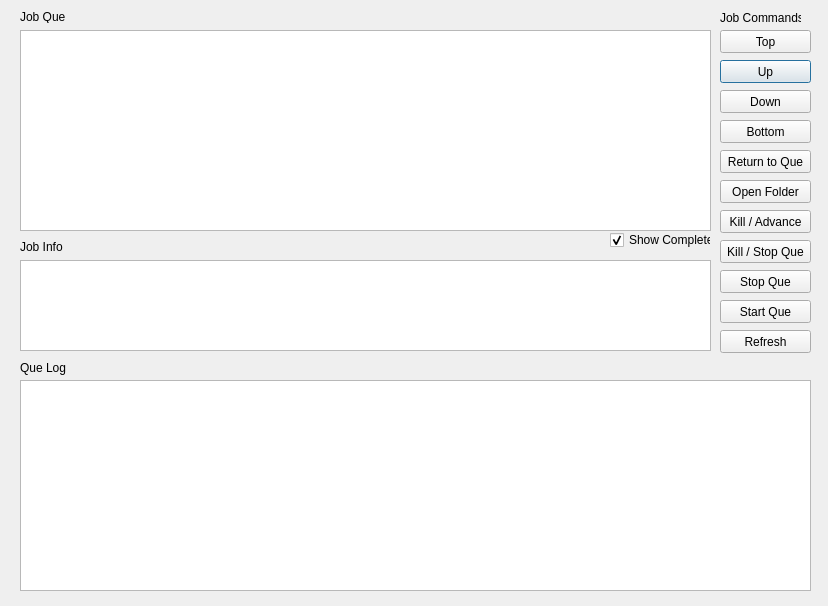
First picture: the form in gui.ui, repository jlittle576/JobQueuer, before the edit.
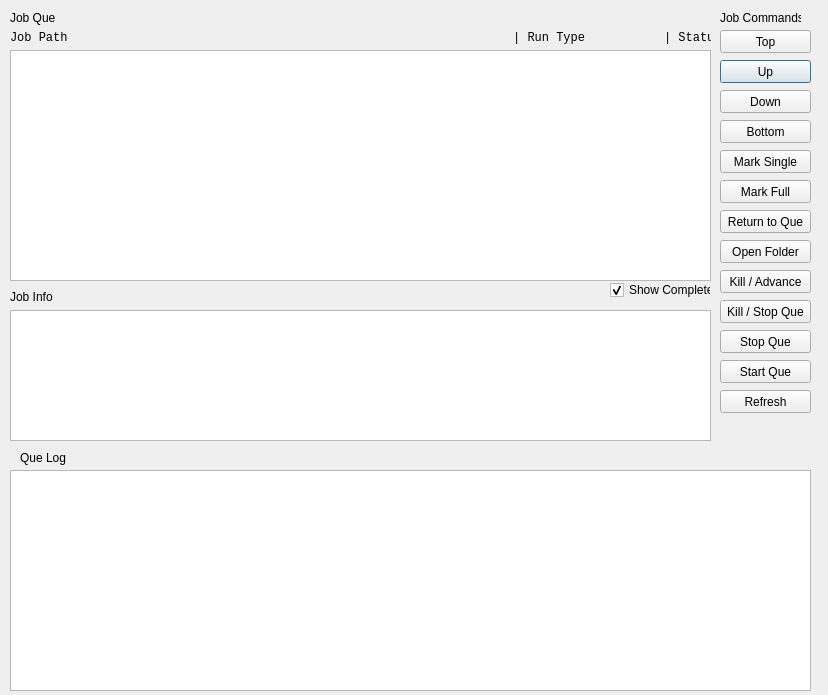
Second picture: the form after the edit.

Patch:
```diff
--- a/gui.ui
+++ b/gui.ui
@@ -7,7 +7,7 @@
     <x>0</x>
     <y>0</y>
     <width>828</width>
-    <height>606</height>
+    <height>695</height>
    </rect>
   </property>
   <property name="windowTitle">
@@ -16,10 +16,10 @@
   <widget class="QListWidget" name="list_order">
    <property name="geometry">
     <rect>
-     <x>20</x>
-     <y>30</y>
-     <width>691</width>
-     <height>201</height>
+     <x>10</x>
+     <y>50</y>
+     <width>701</width>
+     <height>231</height>
     </rect>
    </property>
   </widget>
@@ -53,7 +53,7 @@
    <property name="geometry">
     <rect>
      <x>720</x>
-     <y>330</y>
+     <y>390</y>
      <width>91</width>
      <height>23</height>
     </rect>
@@ -66,7 +66,7 @@
    <property name="geometry">
     <rect>
      <x>720</x>
-     <y>150</y>
+     <y>210</y>
      <width>91</width>
      <height>23</height>
     </rect>
@@ -105,7 +105,7 @@
    <property name="geometry">
     <rect>
      <x>720</x>
-     <y>180</y>
+     <y>240</y>
      <width>91</width>
      <height>23</height>
     </rect>
@@ -118,7 +118,7 @@
    <property name="geometry">
     <rect>
      <x>610</x>
-     <y>230</y>
+     <y>280</y>
      <width>101</width>
      <height>20</height>
     </rect>
@@ -137,7 +137,7 @@
    <property name="geometry">
     <rect>
      <x>720</x>
-     <y>210</y>
+     <y>270</y>
      <width>91</width>
      <height>23</height>
     </rect>
@@ -150,7 +150,7 @@
    <property name="geometry">
     <rect>
      <x>720</x>
-     <y>240</y>
+     <y>300</y>
      <width>91</width>
      <height>23</height>
     </rect>
@@ -163,7 +163,7 @@
    <property name="geometry">
     <rect>
      <x>720</x>
-     <y>270</y>
+     <y>330</y>
      <width>91</width>
      <height>23</height>
     </rect>
@@ -176,7 +176,7 @@
    <property name="geometry">
     <rect>
      <x>720</x>
-     <y>300</y>
+     <y>360</y>
      <width>91</width>
      <height>23</height>
     </rect>
@@ -188,22 +188,29 @@
   <widget class="QTextBrowser" name="text_job_info">
    <property name="geometry">
     <rect>
-     <x>20</x>
-     <y>260</y>
-     <width>691</width>
-     <height>91</height>
+     <x>10</x>
+     <y>310</y>
+     <width>701</width>
+     <height>131</height>
     </rect>
    </property>
   </widget>
   <widget class="QLabel" name="label">
    <property name="geometry">
     <rect>
-     <x>20</x>
+     <x>10</x>
      <y>10</y>
-     <width>46</width>
-     <height>13</height>
+     <width>201</width>
+     <height>16</height>
     </rect>
    </property>
+   <property name="font">
+    <font>
+     <pointsize>9</pointsize>
+     <weight>50</weight>
+     <bold>false</bold>
+    </font>
+   </property>
    <property name="text">
     <string>Job Que</string>
    </property>
@@ -212,7 +219,7 @@
    <property name="geometry">
     <rect>
      <x>20</x>
-     <y>360</y>
+     <y>450</y>
      <width>391</width>
      <height>16</height>
     </rect>
@@ -237,18 +244,18 @@
   <widget class="QTextBrowser" name="text_log">
    <property name="geometry">
     <rect>
-     <x>20</x>
-     <y>380</y>
-     <width>791</width>
-     <height>211</height>
+     <x>10</x>
+     <y>470</y>
+     <width>801</width>
+     <height>221</height>
     </rect>
    </property>
   </widget>
   <widget class="QLabel" name="label_4">
    <property name="geometry">
     <rect>
-     <x>20</x>
-     <y>240</y>
+     <x>10</x>
+     <y>290</y>
      <width>46</width>
      <height>13</height>
     </rect>
@@ -257,6 +264,50 @@
     <string>Job Info</string>
    </property>
   </widget>
+  <widget class="QPushButton" name="btn_mark_single">
+   <property name="geometry">
+    <rect>
+     <x>720</x>
+     <y>150</y>
+     <width>91</width>
+     <height>23</height>
+    </rect>
+   </property>
+   <property name="text">
+    <string>Mark Single</string>
+   </property>
+  </widget>
+  <widget class="QPushButton" name="btn_mark_full">
+   <property name="geometry">
+    <rect>
+     <x>720</x>
+     <y>180</y>
+     <width>91</width>
+     <height>23</height>
+    </rect>
+   </property>
+   <property name="text">
+    <string>Mark Full</string>
+   </property>
+  </widget>
+  <widget class="QLabel" name="label_job_list_columns">
+   <property name="geometry">
+    <rect>
+     <x>10</x>
+     <y>30</y>
+     <width>701</width>
+     <height>16</height>
+    </rect>
+   </property>
+   <property name="font">
+    <font>
+     <family>Consolas</family>
+    </font>
+   </property>
+   <property name="text">
+    <string>Job Path                                                              | Run Type           | Status</string>
+   </property>
+  </widget>
  </widget>
  <resources/>
  <connections/>
```
Left out of the diff: 4 changed lines with no effect on the pictures.
